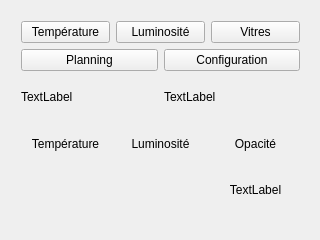
This is thermostat/Thermostat/mainwindow.ui in kimchicharlie/Envio as Qt 5 draws it before an edit. The edited form follows.
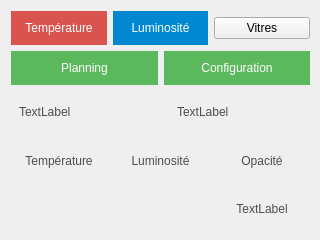
This is the edited form.

Diff of the .ui file:
```diff
--- a/thermostat/Thermostat/mainwindow.ui
+++ b/thermostat/Thermostat/mainwindow.ui
@@ -17,10 +17,10 @@
    <widget class="QWidget" name="gridLayoutWidget">
     <property name="geometry">
      <rect>
-      <x>10</x>
-      <y>10</y>
-      <width>301</width>
-      <height>211</height>
+      <x>0</x>
+      <y>0</y>
+      <width>321</width>
+      <height>241</height>
      </rect>
     </property>
     <layout class="QGridLayout" name="gridLayout_2">
@@ -28,6 +28,17 @@
       <layout class="QHBoxLayout" name="horizontalLayout_2">
        <item>
         <widget class="QLabel" name="TempLabel">
+         <property name="styleSheet">
+          <string notr="true">font-family: &quot;Montserrat&quot;, sans-serif;
+text-transform: uppercase;
+outline: 0;
+border: 0;
+padding: 10px;
+padding-top: -15px;
+color: #b71c1c;
+font-size: 16px;
+</string>
+         </property>
          <property name="text">
           <string/>
          </property>
@@ -38,6 +49,18 @@
        </item>
        <item>
         <widget class="QLabel" name="LumLabel">
+         <property name="styleSheet">
+          <string notr="true">font-family: &quot;Montserrat&quot;, sans-serif;
+text-transform: uppercase;
+outline: 0;
+width: 100%;
+border: 0;
+padding: 10px;
+padding-top: -15px;
+color: #0288d1;
+font-size: 16px;
+</string>
+         </property>
          <property name="text">
           <string/>
          </property>
@@ -48,6 +71,18 @@
        </item>
        <item>
         <widget class="QLabel" name="OpacLabel">
+         <property name="styleSheet">
+          <string notr="true">font-family: &quot;Montserrat&quot;, sans-serif;
+text-transform: uppercase;
+outline: 0;
+width: 100%;
+border: 0;
+padding: 10px;
+color: #4d4d4d;
+font-size: 12px;
+
+</string>
+         </property>
          <property name="text">
           <string>TextLabel</string>
          </property>
@@ -62,6 +97,31 @@
       <layout class="QHBoxLayout" name="horizontalLayout">
        <item>
         <widget class="QPushButton" name="TempEditButton">
+         <property name="styleSheet">
+          <string notr="true">QPushButton
+{
+	font-family:&quot;Montserrat&quot;, sans-serif;
+	text-transform: uppercase;
+	background: #D9534F;
+	padding: 10px;
+	color: #FFFFFF;
+	font-size: 12px;
+	outline: 0;
+	border: 0;
+}
+
+QPushButton:hover
+{
+	font-family:&quot;Montserrat&quot;, sans-serif;
+	text-transform: uppercase;
+	background: #b71c1c;
+	padding: 10px;
+	color: #FFFFFF;
+	font-size: 12px;
+	outline: 0;
+	border: 0;
+}</string>
+         </property>
          <property name="text">
           <string>Température</string>
          </property>
@@ -69,6 +129,31 @@
        </item>
        <item>
         <widget class="QPushButton" name="LumEditButton">
+         <property name="styleSheet">
+          <string notr="true">QPushButton
+{
+	font-family:&quot;Montserrat&quot;, sans-serif;
+	text-transform: uppercase;
+	outline: 0;
+	background: #0288d1;
+	border: 0;
+	padding: 10px;
+	color: #FFFFFF;
+	font-size: 12px;
+}
+
+QPushButton:hover
+{
+	font-family:&quot;Montserrat&quot;, sans-serif;
+	text-transform: uppercase;
+	outline: 0;
+	background: #2e6da4;
+	border: 0;
+	padding: 10px;
+	color: #FFFFFF;
+	font-size: 12px;
+}</string>
+         </property>
          <property name="text">
           <string>Luminosité</string>
          </property>
@@ -87,6 +172,18 @@
       <layout class="QHBoxLayout" name="horizontalLayout_4">
        <item>
         <widget class="QLabel" name="tempTxtlabel">
+         <property name="styleSheet">
+          <string notr="true">font-family: &quot;Montserrat&quot;, sans-serif;
+text-transform: uppercase;
+outline: 0;
+width: 100%;
+border: 0;
+padding: 10px;
+color: #4d4d4d;
+font-size: 12px;
+
+</string>
+         </property>
          <property name="text">
           <string>Température</string>
          </property>
@@ -97,6 +194,18 @@
        </item>
        <item>
         <widget class="QLabel" name="LumTxtLabel">
+         <property name="styleSheet">
+          <string notr="true">font-family: &quot;Montserrat&quot;, sans-serif;
+text-transform: uppercase;
+outline: 0;
+width: 100%;
+border: 0;
+padding: 10px;
+color: #4d4d4d;
+font-size: 12px;
+
+</string>
+         </property>
          <property name="text">
           <string>Luminosité</string>
          </property>
@@ -107,6 +216,18 @@
        </item>
        <item>
         <widget class="QLabel" name="opacTxtLabel">
+         <property name="styleSheet">
+          <string notr="true">font-family: &quot;Montserrat&quot;, sans-serif;
+text-transform: uppercase;
+outline: 0;
+width: 100%;
+border: 0;
+padding: 10px;
+color: #4d4d4d;
+font-size: 12px;
+
+</string>
+         </property>
          <property name="text">
           <string>Opacité</string>
          </property>
@@ -121,6 +242,31 @@
       <layout class="QHBoxLayout" name="horizontalLayout_3">
        <item>
         <widget class="QPushButton" name="PlanningEditButton">
+         <property name="styleSheet">
+          <string notr="true">QPushButton
+{
+	font-family:&quot;Montserrat&quot;, sans-serif;
+	text-transform: uppercase;
+	outline: 0;
+	background: #5cb85c;
+	border: 0;
+	padding: 10px;
+	color: #FFFFFF;
+	font-size: 12px;
+}
+
+QPushButton:hover
+{
+	font-family:&quot;Montserrat&quot;, sans-serif;
+	text-transform: uppercase;
+	outline: 0;
+	background: #449d44;
+	border: 0;
+	padding: 10px;
+	color: #FFFFFF;
+	font-size: 12px;
+}</string>
+         </property>
          <property name="text">
           <string>Planning</string>
          </property>
@@ -128,6 +274,31 @@
        </item>
        <item>
         <widget class="QPushButton" name="ConfigEditButton">
+         <property name="styleSheet">
+          <string notr="true">QPushButton
+{
+	font-family:&quot;Montserrat&quot;, sans-serif;
+	text-transform: uppercase;
+	outline: 0;
+	background: #5cb85c;
+	border: 0;
+	padding: 10px;
+	color: #FFFFFF;
+	font-size: 12px;
+}
+
+QPushButton:hover
+{
+	font-family:&quot;Montserrat&quot;, sans-serif;
+	text-transform: uppercase;
+	outline: 0;
+	background: #449d44;
+	border: 0;
+	padding: 10px;
+	color: #FFFFFF;
+	font-size: 12px;
+}</string>
+         </property>
          <property name="text">
           <string>Configuration</string>
          </property>
@@ -145,6 +316,17 @@
            <height>50</height>
           </size>
          </property>
+         <property name="styleSheet">
+          <string notr="true">font-family: &quot;Montserrat&quot;, sans-serif;
+text-transform: uppercase;
+outline: 0;
+border: 0;
+padding: 5px;
+color: #4d4d4d;
+font-size: 12px;
+
+</string>
+         </property>
          <property name="text">
           <string>TextLabel</string>
          </property>
@@ -152,6 +334,17 @@
        </item>
        <item>
         <widget class="QLabel" name="roomLabel">
+         <property name="styleSheet">
+          <string notr="true">font-family: &quot;Montserrat&quot;, sans-serif;
+text-transform: uppercase;
+outline: 0;
+border: 0;
+padding: 10px;
+color: #4d4d4d;
+font-size: 12px;
+
+</string>
+         </property>
          <property name="text">
           <string>TextLabel</string>
          </property>
```
